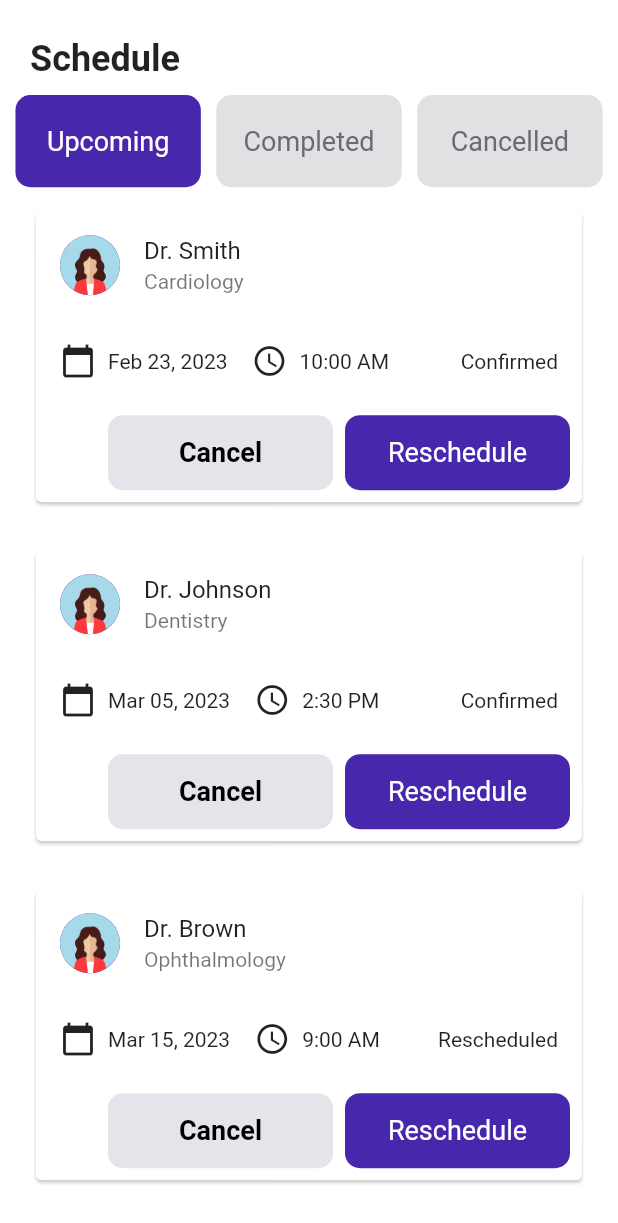
After one commit to jadon6uwizeye/flutter_projects, a Flutter app: the screen it shows after launch, item 2 of the bottom bar chosen, on a phone screen of 412 x 824 dp. The commit adds this screen. Shown: the top 1223 px of the screen. Run offline on Flutter 3.47's test engine with Material 2 defaults, Android fonts, the phone set to English and light mode, and no system bars; our stand-ins replace dio, equatable, flutter_hooks, hooks_riverpod, persistent_bottom_nav_bar; missing offline and left inert: dart:html, enum_to_string, html_character_entities.

Commit message:
progress on schedule page(medical -app)

```diff
--- a/medical_app/lib/main.dart
+++ b/medical_app/lib/main.dart
@@ -1,3 +1,5 @@
+// ignore_for_file: prefer_const_constructors, prefer_const_literals_to_create_immutables
+
 import 'package:flutter/material.dart';
 import 'package:medical_app/screens/home.dart';
 
@@ -17,7 +19,21 @@ class MyApp extends StatelessWidget {
       initialRoute: '/',
       // theme
       theme: ThemeData(
-        primarySwatch: Colors.indigo,
+        primarySwatch: MaterialColor(
+          Color.fromARGB(255, 50, 18, 125).value,
+          <int, Color>{
+            50: Color.fromRGBO(50, 18, 125, 0.1),
+            100: Color.fromRGBO(50, 18, 125, 0.2),
+            200: Color.fromRGBO(50, 18, 125, 0.3),
+            300: Color.fromRGBO(50, 18, 125, 0.4),
+            400: Color.fromRGBO(50, 18, 125, 0.5),
+            500: Color.fromRGBO(50, 18, 125, 0.6),
+            600: Color.fromRGBO(50, 18, 125, 0.7),
+            700: Color.fromRGBO(50, 18, 125, 0.8),
+            800: Color.fromRGBO(50, 18, 125, 0.9),
+            900: Color.fromRGBO(50, 18, 125, 1),
+          },
+        ),
         visualDensity: VisualDensity.adaptivePlatformDensity,
       ),
       routes: {
--- a/medical_app/lib/screens/doctor.dart
+++ b/medical_app/lib/screens/doctor.dart
@@ -449,7 +449,7 @@ class DoctorDetailsScreen extends StatelessWidget {
                             ),
                           ),
                           SizedBox(height: 8),
-                          Text("'\$52'",
+                          Text("\$52",
                               style: TextStyle(
                                 fontWeight: FontWeight.bold,
                                 fontSize: 18,
--- a/medical_app/lib/screens/home.dart
+++ b/medical_app/lib/screens/home.dart
@@ -4,6 +4,7 @@ import 'dart:ui';
 
 import 'package:flutter/material.dart';
 import 'package:medical_app/commons/doctors.dart';
+import 'package:medical_app/screens/schedule.dart';
 import 'package:persistent_bottom_nav_bar/persistent_tab_view.dart';
 
 class HomeScreen extends StatelessWidget {
@@ -370,7 +371,10 @@ class HomeScreen extends StatelessWidget {
               topLeft: Radius.circular(50),
               topRight: Radius.circular(20),
             )),
-            child: BottomNavigationBar(type: BottomNavigationBarType.fixed,
+            child: BottomNavigationBar(
+                type: BottomNavigationBarType.fixed,
+                onTap: (value) => Navigator.push(context,
+                    MaterialPageRoute(builder: (context) => ScheduleScreen())),
                 // ignore: prefer_const_literals_to_create_immutables
                 items: [
                   const BottomNavigationBarItem(
--- /dev/null
+++ b/medical_app/lib/screens/schedule.dart
@@ -0,0 +1,203 @@
+import 'package:flutter/material.dart';
+
+class ScheduleScreen extends StatelessWidget {
+  @override
+  Widget build(BuildContext context) {
+    // height as the height of the screen considering safearea
+    final height = MediaQuery.of(context).size.height -
+        MediaQuery.of(context).padding.top -
+        kToolbarHeight;
+    // width of the screen considering the safearea
+    final width = MediaQuery.of(context).size.width -
+        MediaQuery.of(context).padding.left -
+        MediaQuery.of(context).padding.right;
+
+    return SafeArea(
+      child: Scaffold(
+        backgroundColor: Color.fromARGB(255, 255, 255, 255),
+        body: Column(
+          crossAxisAlignment: CrossAxisAlignment.stretch,
+          children: [
+            SizedBox(
+              height: height * 0.02,
+            ),
+            Container(
+              padding: EdgeInsets.only(left: 20, bottom: 10, top: 10),
+              child: const Text(
+                "Schedule",
+                style: TextStyle(fontSize: 24, fontWeight: FontWeight.bold),
+              ),
+            ),
+            Row(
+              mainAxisAlignment: MainAxisAlignment.spaceEvenly,
+              children: [
+                Container(
+                  height: height * 0.08,
+                  width: width * 0.30,
+                  decoration: BoxDecoration(
+                    borderRadius: BorderRadius.circular(10),
+                    color: Color.fromARGB(255, 71, 40, 173),
+                  ),
+                  // onPressed: () {},
+                  child: Center(
+                      child: Text(
+                    'Upcoming',
+                    style: TextStyle(color: Colors.white, fontSize: 18),
+                  )),
+                ),
+                Container(
+                  height: height * 0.08,
+                  width: width * 0.30,
+                  decoration: BoxDecoration(
+                      borderRadius: BorderRadius.circular(10),
+                      color: Color.fromARGB(255, 225, 224, 227)),
+                  // onPressed: () {},
+                  child: Center(
+                      child: Text(
+                    'Completed',
+                    style: TextStyle(
+                      color: Color.fromARGB(255, 108, 106, 112),
+                      fontSize: 18,
+                    ),
+                  )),
+                ),
+                Container(
+                  height: height * 0.08,
+                  width: width * 0.30,
+                  decoration: BoxDecoration(
+                      borderRadius: BorderRadius.circular(10),
+                      color: Color.fromARGB(255, 225, 224, 227)),
+                  // onPressed: () {},
+                  child: Center(
+                      child: Text(
+                    'Cancelled',
+                    style: TextStyle(
+                        color: Color.fromARGB(255, 108, 106, 112),
+                        fontSize: 18),
+                  )),
+                ),
+              ],
+            ),
+            Expanded(
+              child: SingleChildScrollView(
+                child: Column(
+                  children: [
+                    _buildVisitCard(
+                      doctorName: 'Dr. Smith',
+                      specialty: 'Cardiology',
+                      date: 'Feb 23, 2023',
+                      time: '10:00 AM',
+                      status: 'Confirmed',
+                    ),
+                    _buildVisitCard(
+                      doctorName: 'Dr. Johnson',
+                      specialty: 'Dentistry',
+                      date: 'Mar 05, 2023',
+                      time: '2:30 PM',
+                      status: 'Confirmed',
+                    ),
+                    _buildVisitCard(
+                      doctorName: 'Dr. Brown',
+                      specialty: 'Ophthalmology',
+                      date: 'Mar 15, 2023',
+                      time: '9:00 AM',
+                      status: 'Rescheduled',
+                    ),
+                  ],
+                ),
+              ),
+            ),
+          ],
+        ),
+      ),
+    );
+  }
+
+  Widget _buildVisitCard({
+    required String doctorName,
+    required String specialty,
+    required String date,
+    required String time,
+    required String status,
+  }) {
+    return Container(
+      margin: EdgeInsets.symmetric(vertical: 8, horizontal: 8),
+      // decoration: BoxDecoration(
+      //     borderRadius: BorderRadius.circular(20),
+      //     color: Colors.white,
+      //     boxShadow: [
+      //       BoxShadow(
+      //         color: Color.fromARGB(255, 234, 234, 234).withOpacity(0.5),
+      //         spreadRadius: 5,
+      //         blurRadius: 7,
+      //         offset: const Offset(0, 3), // changes position of shadow
+      //       ),
+      //     ]),
+      child: Card(
+        margin: EdgeInsets.symmetric(vertical: 8, horizontal: 16),
+        child: Column(
+          children: [
+            ListTile(
+              leading: CircleAvatar(
+                backgroundImage: AssetImage('assets/images/avatar.png'),
+              ),
+              title: Text(doctorName),
+              subtitle: Text(specialty),
+            ),
+            Padding(
+              padding: EdgeInsets.all(16),
+              child: Row(
+                children: [
+                  Icon(Icons.calendar_today),
+                  SizedBox(width: 8),
+                  Text(date),
+                  SizedBox(width: 16),
+                  Icon(Icons.access_time),
+                  SizedBox(width: 8),
+                  Text(time),
+                  Spacer(),
+                  Text(status),
+                ],
+              ),
+            ),
+            ButtonBar(
+              children: [
+                Container(
+                  height: 50,
+                  width: 150,
+                  decoration: BoxDecoration(
+                    borderRadius: BorderRadius.circular(10),
+                    color: Color.fromARGB(255, 230, 228, 234),
+                  ),
+                  // onPressed: () {},
+                  child: Center(
+                      child: Text(
+                    'Cancel',
+                    style: TextStyle(
+                        color: Colors.black,
+                        fontSize: 18,
+                        fontWeight: FontWeight.w600),
+                  )),
+                ),
+                Container(
+                  height: 50,
+                  width: 150,
+                  decoration: BoxDecoration(
+                    borderRadius: BorderRadius.circular(10),
+                    color: Color.fromARGB(255, 71, 40, 173),
+                  ),
+                  // onPressed: () {},
+                  child: Center(
+                      child: Text(
+                    'Reschedule',
+                    style: TextStyle(color: Colors.white, fontSize: 18),
+                  )),
+                ),
+              ],
+            ),
+          ],
+        ),
+      ),
+    );
+  }
+}
```
